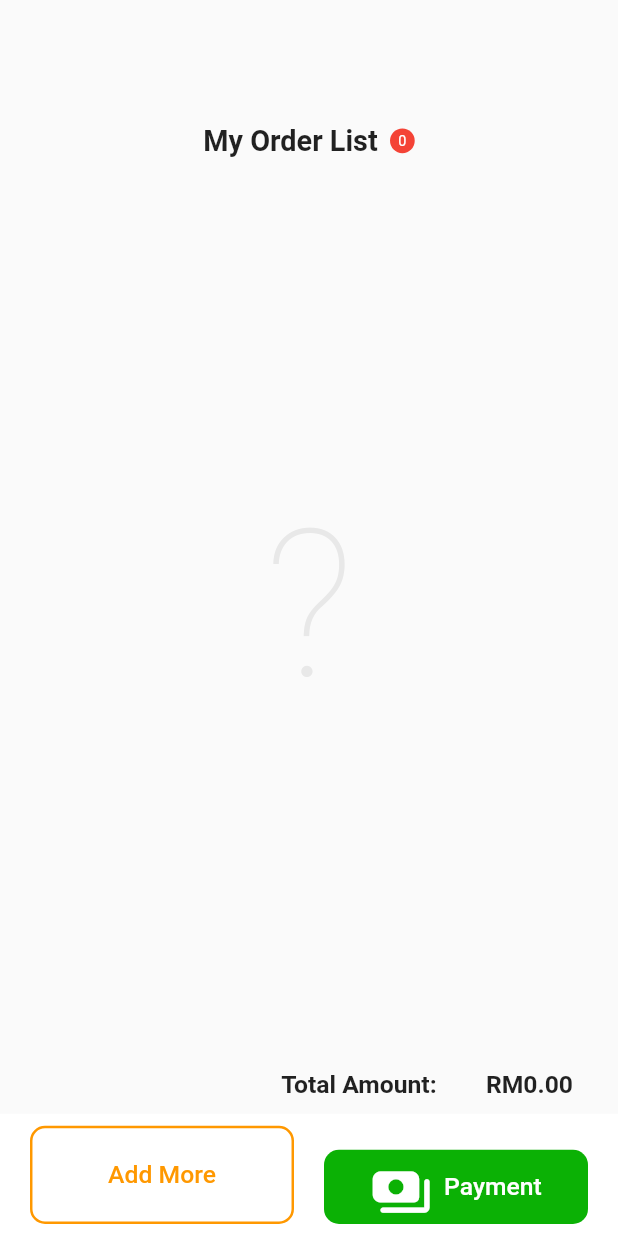
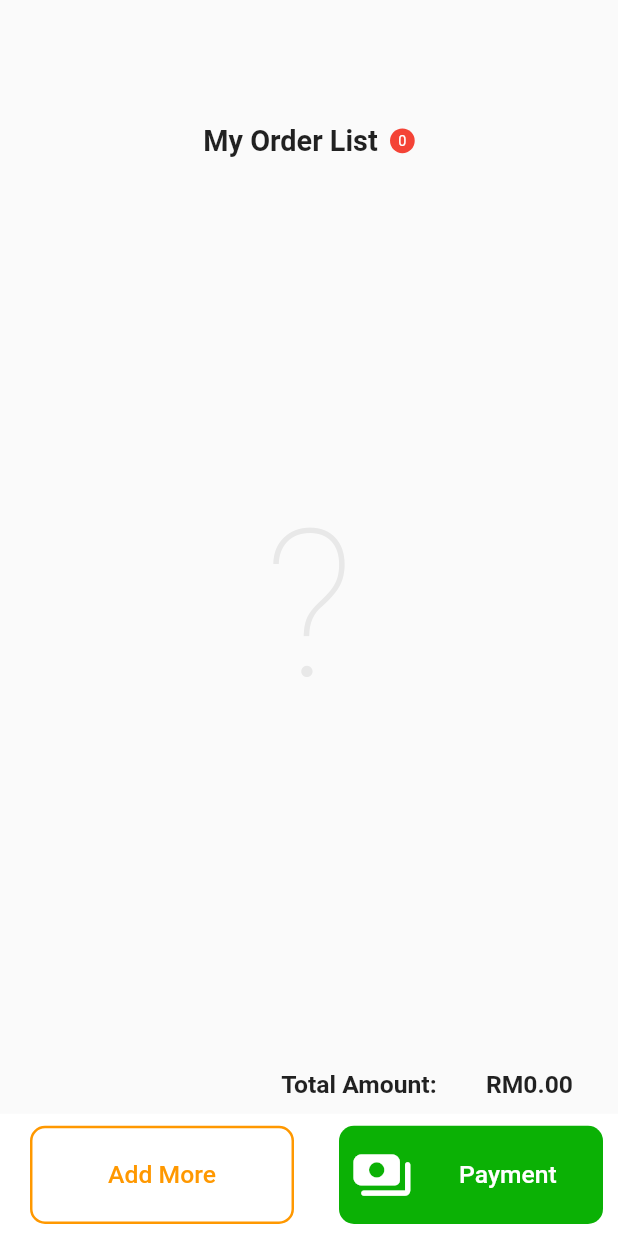
Before and after one commit to Qayyum1999/MackD_kiosk_bootleg, a Flutter app: the CartlistScreenMobile screen opened directly, on a phone screen of 412 x 824 dp. Run offline on Flutter 3.47's test engine with Material 2 defaults, Android fonts, the phone set to English and light mode, and no system bars; our stand-ins replace flutter_svg, fluttertoast, google_fonts, sizer.

Commit message:
fix button

```diff
--- a/lib/responsive/mobilescreen/cart_mobile.dart
+++ b/lib/responsive/mobilescreen/cart_mobile.dart
@@ -244,7 +244,7 @@ class CartlistScreenMobile extends StatelessWidget {
                           },
                           child: Container(
                               height: 6.h,
-                              width: 20.w,
+                              width: double.infinity,
                               child: Center(
                                   child: Text(
                                 "Add More",
@@ -265,25 +265,8 @@ class CartlistScreenMobile extends StatelessWidget {
                   ),
                   Expanded(
                     child: Padding(
-                      padding: const EdgeInsets.fromLTRB(10, 8, 20, 8),
-                      child: GestureDetector(
-                        child: Stack(
-                          alignment: Alignment.center,
-                          children: <Widget>[
-                            Container(
-                              height: 6.h,
-                              width: double.infinity,
+                      padding: const EdgeInsets.fromLTRB(20, 8, 10, 8),
                       child: TextButton.icon(
-                                icon: Icon(
-                                  Icons.payments_rounded,
-                                  size: 5.h,
-                                ),
-                                label: Text(
-                                  "Payment",
-                                  style: TextStyle(
-                                    fontSize: 12.sp,
-                                  ),
-                                ),
                         onPressed: () {
                           if (selectedchoices.isEmpty) {
                             //toast message
@@ -293,9 +276,21 @@ class CartlistScreenMobile extends StatelessWidget {
                             Navigator.pushNamed(context, '/fourth');
                           }
                         },
+                        icon: Icon(
+                          Icons.payments_rounded,
+                          size: 5.h,
+                        ),
+                        label: Container(
+                            height: 6.h,
+                            width: double.infinity,
+                            child: Center(
+                                child: Text(
+                              "Payment",
+                              style: TextStyle(
+                                  fontSize: 12.sp, color: Colors.white),
+                            ))),
                         style: TextButton.styleFrom(
-                                  backgroundColor:
-                                      Color.fromARGB(255, 11, 177, 5),
+                          backgroundColor: Color.fromARGB(255, 11, 177, 5),
                           primary: Colors.white,
                           shape: RoundedRectangleBorder(
                             borderRadius: const BorderRadius.all(
@@ -305,11 +300,8 @@ class CartlistScreenMobile extends StatelessWidget {
                         ),
                       ),
                     ),
-                          ],
                   ),
-                      ),
-                    ),
-                  ),
+
                 ],
               ),
             ),
--- a/lib/screens/payment_screen.dart
+++ b/lib/screens/payment_screen.dart
@@ -25,7 +25,7 @@ class PaymentMethodScreen extends StatelessWidget {
                   )),
             ),
             Padding(
-              padding: const EdgeInsets.all(50.0),
+              padding: const EdgeInsets.all(70.0),
               child: Column(
                 mainAxisAlignment: MainAxisAlignment.center,
                 crossAxisAlignment: CrossAxisAlignment.center,
```
Also changed, not shown: lib/responsive/desktopscreen/cart_desktop.dart (+31 -33 lines), lib/responsive/tabletscreen/cart_tablet.dart (+43 -51 lines), 3 other files. Lines whose indentation alone changed are shown as unchanged.
